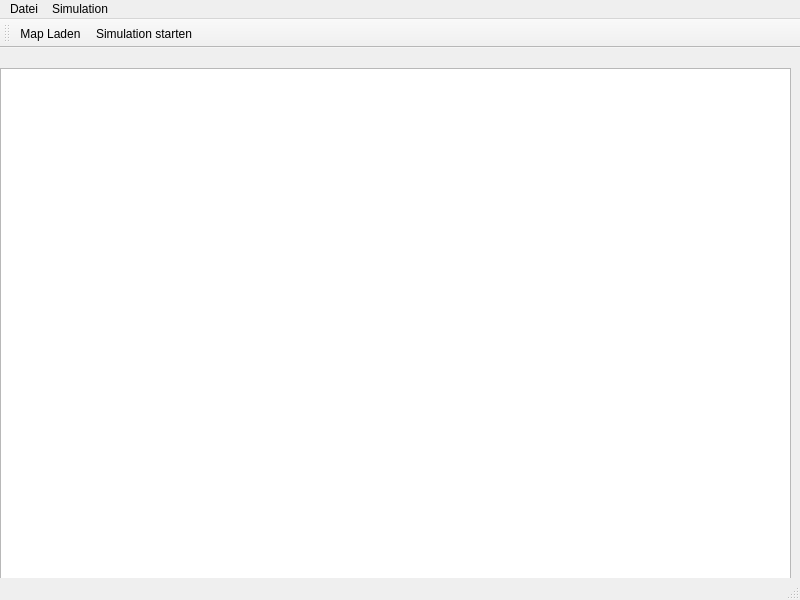
Before: the Qt Designer form bin/source/simulatorwindow.ui in Waldemarv/swt1718, drawn with Qt 5.
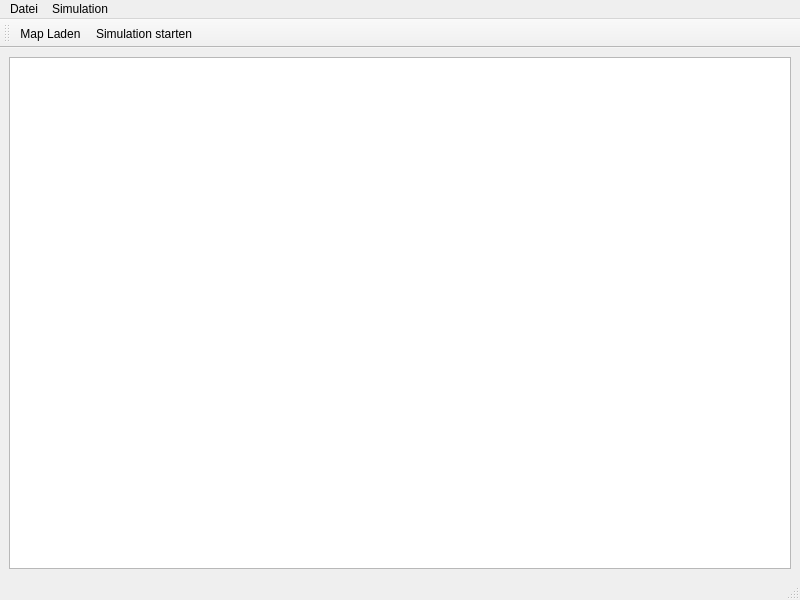
After: the same form once the commit is applied.

```diff
--- a/bin/source/simulatorwindow.ui
+++ b/bin/source/simulatorwindow.ui
@@ -14,16 +14,11 @@
    <string>MainWindow</string>
   </property>
   <widget class="QWidget" name="centralwidget">
-   <widget class="QGraphicsView" name="graphicsView">
-    <property name="geometry">
-     <rect>
-      <x>0</x>
-      <y>20</y>
-      <width>791</width>
-      <height>541</height>
-     </rect>
-    </property>
-   </widget>
+   <layout class="QGridLayout" name="gridLayout">
+    <item row="0" column="0">
+     <widget class="QGraphicsView" name="graphicsView"/>
+    </item>
+   </layout>
   </widget>
   <widget class="QMenuBar" name="menubar">
    <property name="geometry">
```
Left out of the diff: 2 changed lines with no effect on the pictures.
